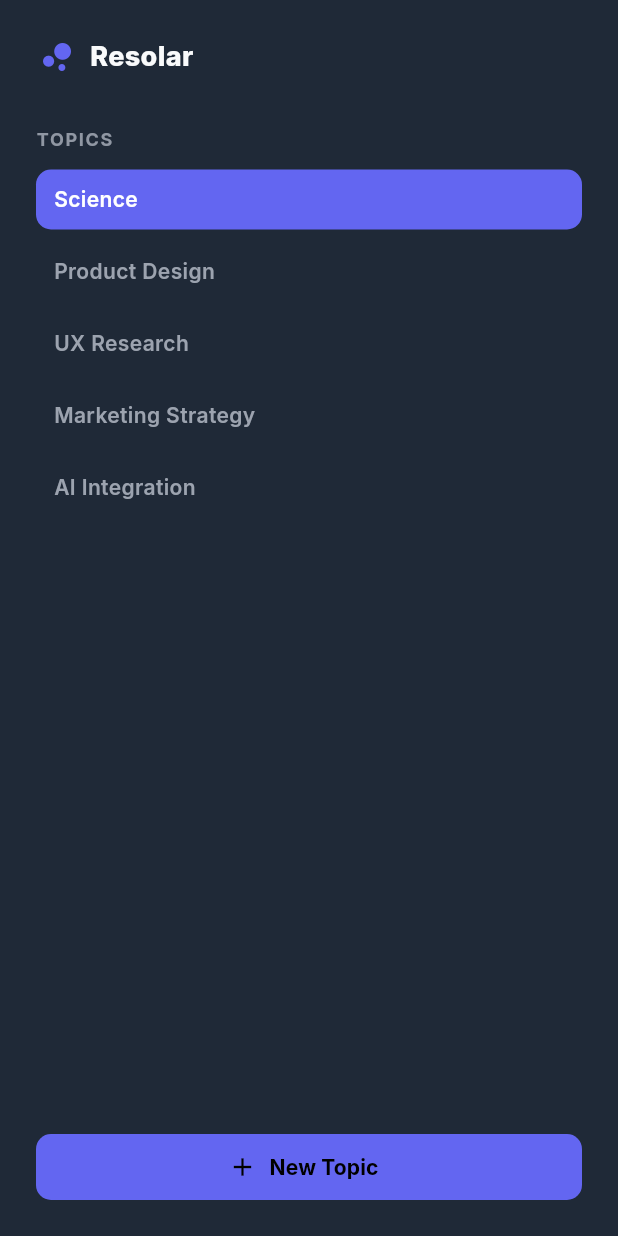
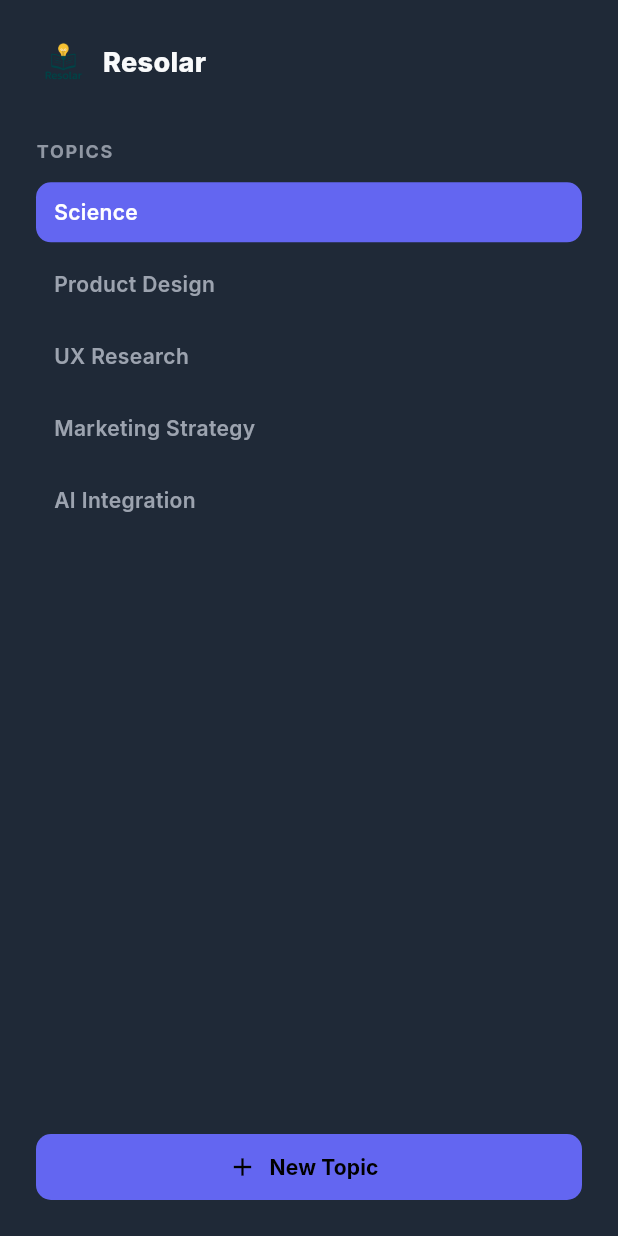
Before and after one commit to itopia-juntion/resolar-web, a Flutter app: the Sidebar widget shown alone on an empty page, opened directly, on a phone screen of 412 x 824 dp. Run offline on Flutter 3.47's test engine with Material 3 defaults, Android fonts, the phone set to English and light mode, and no system bars; our stand-ins replace get, google_fonts; network calls fail.

Commit message:
feat: 사이드바에 앱 로고 적용

```diff
--- a/lib/app/modules/home/widgets/sidebar.dart
+++ b/lib/app/modules/home/widgets/sidebar.dart
@@ -1,4 +1,5 @@
 import 'package:flutter/material.dart';
+import 'package:resolar_web/gen/assets.gen.dart';
 
 import '../../../core/constants/app_color.dart';
 import '../models/topic_item.dart';
@@ -18,8 +19,8 @@ class Sidebar extends StatelessWidget {
           Column(
             children: [
               Row(
-                children: const [
-                  Icon(Icons.bubble_chart, color: AppColors.primary, size: 28),
+                children: [
+                  Assets.images.appLogo.image(scale: 28),
                   SizedBox(width: 8),
                   Text(
                     'Resolar',
```
